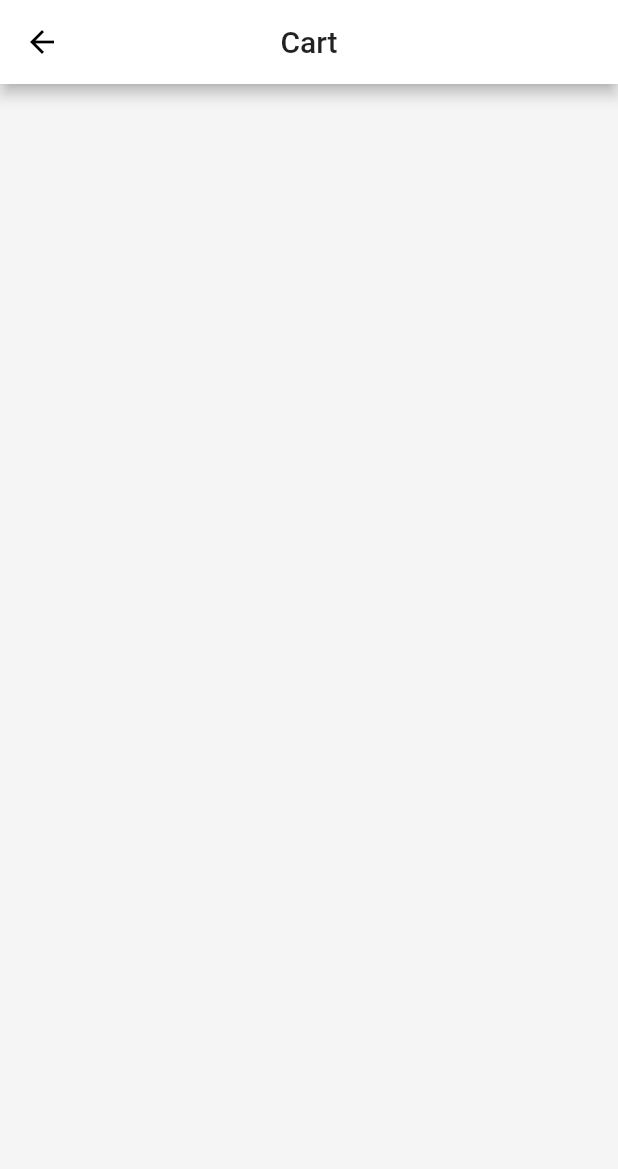
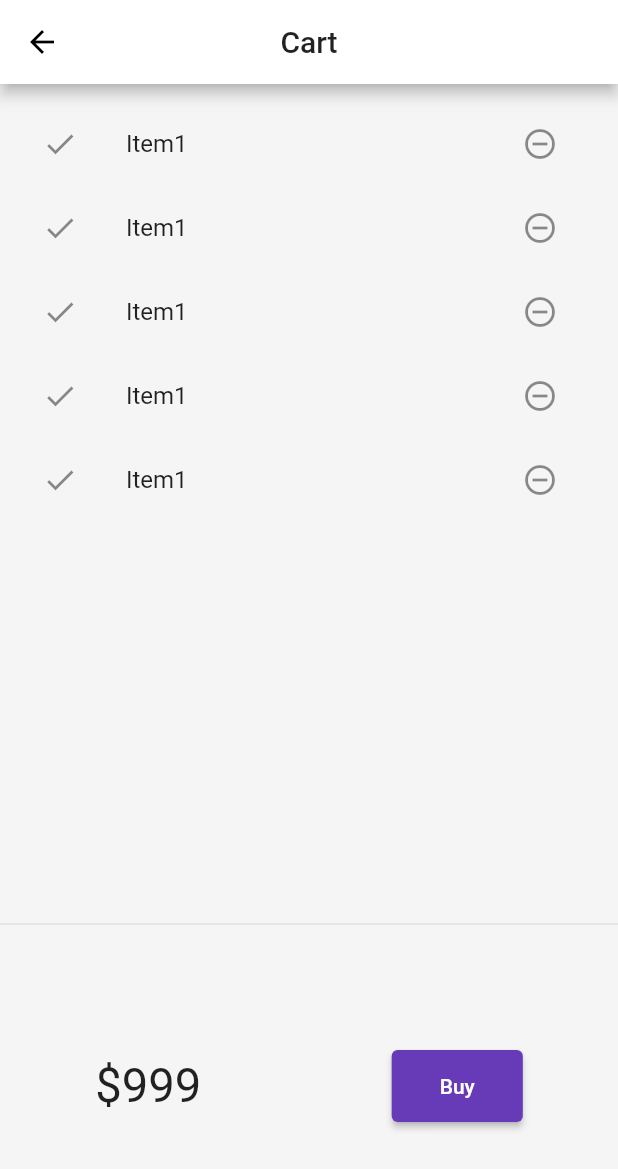
Before and after one commit to Olympus9239/Category-Ecom-App-FLutter, a Flutter app: the CartPage screen opened by its route, on a phone screen of 412 x 824 dp. Shown: the top 1169 px of the screen. Run offline on Flutter 3.47's test engine with Material 2 defaults, Android fonts, the phone set to English and light mode, and no system bars; our stand-ins replace velocity_x; network calls fail.

Commit message:
Dart22(PlaceHolder)

```diff
--- a/lib/Pages/cart_page.dart
+++ b/lib/Pages/cart_page.dart
@@ -1,5 +1,6 @@
 import 'package:category_app/Widgets/themes.dart';
 import 'package:flutter/material.dart';
+import 'package:velocity_x/velocity_x.dart';
 
  class CartPage extends StatelessWidget {
    const CartPage({ Key key }) : super(key: key);
@@ -11,7 +12,71 @@ import 'package:flutter/material.dart';
        appBar:AppBar(
            title:Title(color: Colors.black, child: Text('Cart')),
            centerTitle: true,
-       )
+
+       ),
+       body: Column(
+         children: [
+           _CartFul().p12().expand(),
+           Divider(),
+           _CardTotal(),
+
+         ],
+       ),
      );
    }
  }
+
+ class _CardTotal extends StatefulWidget {
+   const _CardTotal({ Key key }) : super(key: key);
+
+   @override
+   __CardTotalState createState() => __CardTotalState();
+ }
+
+ class __CardTotalState extends State<_CardTotal> {
+   @override
+   Widget build(BuildContext context) {
+     return SizedBox(
+       height: 200,
+       child: Row(
+         mainAxisAlignment: MainAxisAlignment.spaceAround,
+         children: [
+                  "\$999".text.xl4.make(),
+                  ElevatedButton(onPressed: (){}, child: "Buy".text.make().p16(),)
+       ],),
+     );
+   }
+ }
+
+ class _CartFul extends StatefulWidget {
+   const _CartFul({ Key key }) : super(key: key);
+
+   @override
+   __CartFulState createState() => __CartFulState();
+ }
+
+ class __CartFulState extends State<_CartFul> {
+   @override
+   Widget build(BuildContext context) {
+     return ListView.builder(
+       itemCount: 5,
+       itemBuilder: (context ,index){
+
+         return  ListTile(
+                trailing: IconButton(icon: Icon(Icons.remove_circle_outline_outlined),
+                onPressed: (){},
+                ),
+                leading: Icon(Icons.done),
+                title: "Item1".text.make(),
+
+
+
+         );
+
+       }
+
+
+
+       );
+   }
+ }
--- a/lib/Pages/home_page.dart
+++ b/lib/Pages/home_page.dart
@@ -62,7 +62,7 @@ class _CategoryAppState extends State<CategoryApp> {
                        if(CatalogModel.items!=null&&CatalogModel.items.isNotEmpty)
                        CatalogList().expand()
                        else
-                       Center(child:CircularProgressIndicator())
+                       Center(child:CircularProgressIndicator()),
                    ],
 
                  ),
```
